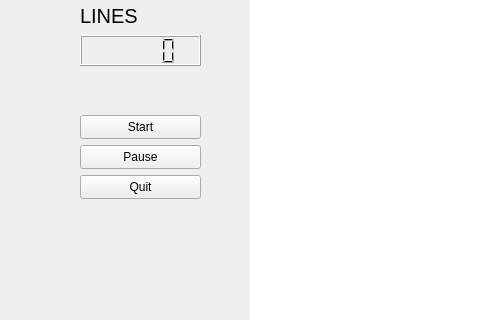
Old version of the form ConsoleProject/TetrisGameProject/src/view/gui/mainwindow.ui in the repository ismailnayma/tetris; both pictures show x 0 to 480 and y 205 to 525 of the 812 by 666 pixel window.
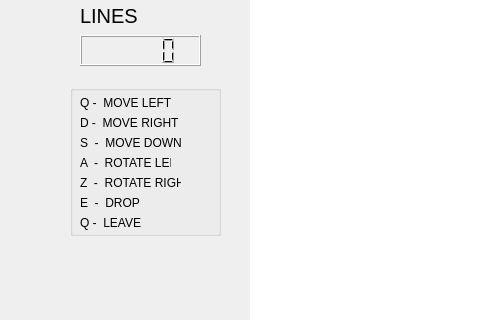
New version of the form.

Commit message: add controls mainwindow

The edit to the form file:
```diff
--- a/ConsoleProject/TetrisGameProject/src/view/gui/mainwindow.ui
+++ b/ConsoleProject/TetrisGameProject/src/view/gui/mainwindow.ui
@@ -148,44 +148,122 @@
      </rect>
     </property>
    </widget>
-   <widget class="QPushButton" name="pushButtonStart">
+   <widget class="QGroupBox" name="groupBox">
     <property name="geometry">
      <rect>
-      <x>80</x>
-      <y>320</y>
-      <width>121</width>
-      <height>24</height>
+      <x>70</x>
+      <y>290</y>
+      <width>151</width>
+      <height>151</height>
      </rect>
     </property>
+    <property name="title">
+     <string/>
+    </property>
+    <widget class="QLabel" name="label">
+     <property name="geometry">
+      <rect>
+       <x>10</x>
+       <y>10</y>
+       <width>91</width>
+       <height>16</height>
+      </rect>
+     </property>
     <property name="text">
-     <string>Start</string>
-    </property>
-   </widget>
-   <widget class="QPushButton" name="pushButtonPause">
+      <string>Q -  MOVE LEFT</string>
+     </property>
+    </widget>
+    <widget class="QLabel" name="label_2">
     <property name="geometry">
      <rect>
-      <x>80</x>
-      <y>350</y>
-      <width>121</width>
-      <height>24</height>
+       <x>10</x>
+       <y>30</y>
+       <width>111</width>
+       <height>16</height>
      </rect>
     </property>
     <property name="text">
-     <string>Pause</string>
-    </property>
-   </widget>
-   <widget class="QPushButton" name="pushButtonQuit">
+      <string>D -  MOVE RIGHT</string>
+     </property>
+    </widget>
+    <widget class="QLabel" name="label_3">
     <property name="geometry">
      <rect>
-      <x>80</x>
-      <y>380</y>
-      <width>121</width>
-      <height>24</height>
+       <x>10</x>
+       <y>50</y>
+       <width>101</width>
+       <height>16</height>
      </rect>
     </property>
     <property name="text">
-     <string>Quit</string>
-    </property>
+      <string>S  -  MOVE DOWN</string>
+     </property>
+    </widget>
+    <widget class="QLabel" name="label_4">
+     <property name="geometry">
+      <rect>
+       <x>10</x>
+       <y>70</y>
+       <width>49</width>
+       <height>16</height>
+      </rect>
+     </property>
+     <property name="text">
+      <string/>
+     </property>
+    </widget>
+    <widget class="QLabel" name="label_5">
+     <property name="geometry">
+      <rect>
+       <x>10</x>
+       <y>70</y>
+       <width>91</width>
+       <height>16</height>
+      </rect>
+     </property>
+     <property name="text">
+      <string>A  -  ROTATE LEFT</string>
+     </property>
+    </widget>
+    <widget class="QLabel" name="label_6">
+     <property name="geometry">
+      <rect>
+       <x>10</x>
+       <y>90</y>
+       <width>101</width>
+       <height>16</height>
+      </rect>
+     </property>
+     <property name="text">
+      <string>Z  -  ROTATE RIGHT</string>
+     </property>
+    </widget>
+    <widget class="QLabel" name="label_7">
+     <property name="geometry">
+      <rect>
+       <x>10</x>
+       <y>110</y>
+       <width>91</width>
+       <height>16</height>
+      </rect>
+     </property>
+     <property name="text">
+      <string>E  -  DROP</string>
+     </property>
+    </widget>
+    <widget class="QLabel" name="label_8">
+     <property name="geometry">
+      <rect>
+       <x>10</x>
+       <y>130</y>
+       <width>61</width>
+       <height>16</height>
+      </rect>
+     </property>
+     <property name="text">
+      <string>Q -  LEAVE</string>
+     </property>
+    </widget>
    </widget>
   </widget>
   <widget class="QMenuBar" name="menubar">
```
Lines whose indentation alone changed are shown as unchanged. The commit also changes 2 other files.
